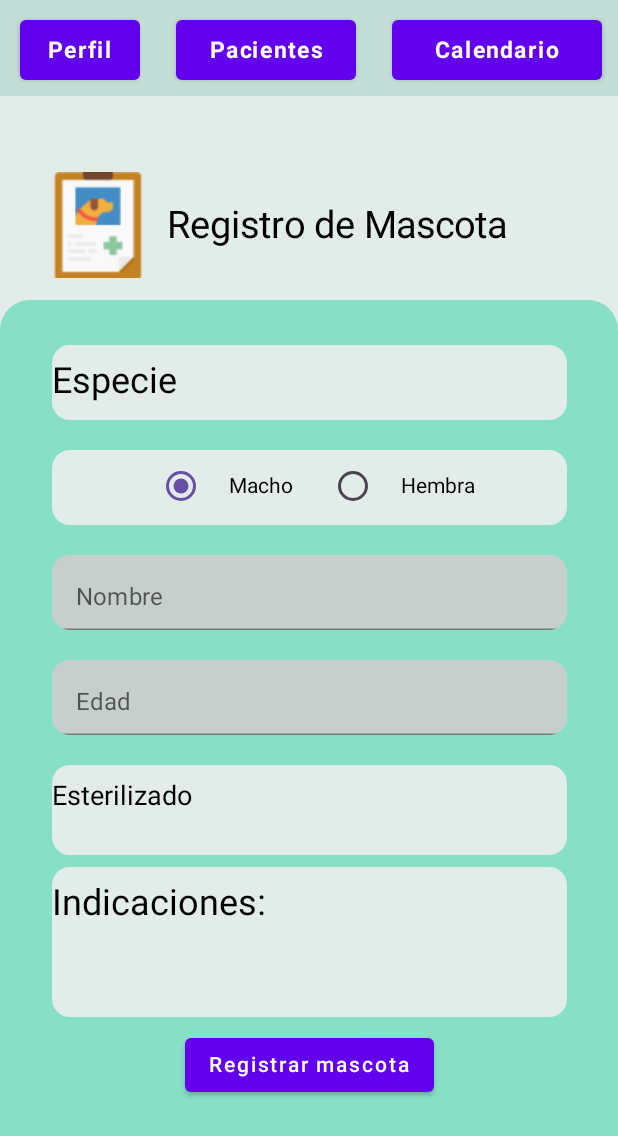
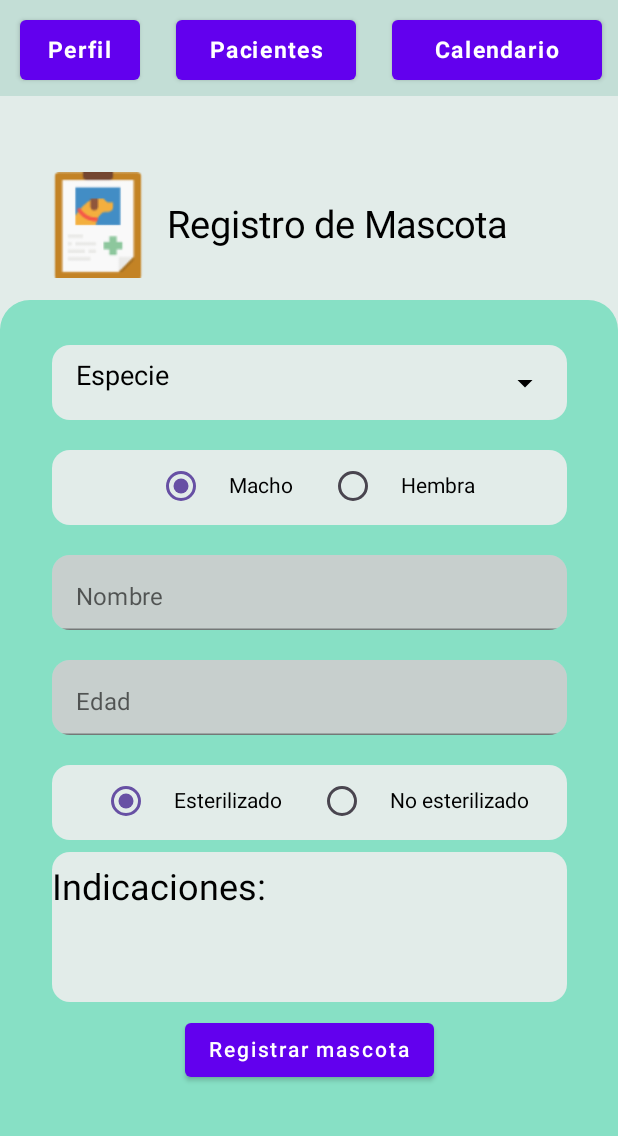
Before and after one commit to kevinverdiguel/Pet-Care, an Android app built with Jetpack Compose: the register_patients screen opened through its navigation route, on a phone screen of 412 x 824 dp. Shown: the top 1136 px of the screen. Run offline under Robolectric (Android 15) with nearby library versions, the phone set to English and light mode, and no system bars; our stand-ins replace Firebase (no records; nobody signed in at launch, a user with empty details on screens opened directly); 6 statements that could not run were skipped.

Commit message:
Mejoras en registro de mascota

```diff
--- a/app/src/main/java/com/example/petcare/Screens/Vet/PetRegister.kt
+++ b/app/src/main/java/com/example/petcare/Screens/Vet/PetRegister.kt
@@ -7,6 +7,7 @@ import androidx.activity.ComponentActivity
 import androidx.activity.compose.setContent
 import androidx.compose.foundation.Image
 import androidx.compose.foundation.background
+import androidx.compose.foundation.clickable
 import androidx.compose.foundation.layout.*
 import androidx.compose.foundation.rememberScrollState
 import androidx.compose.foundation.shape.RoundedCornerShape
@@ -15,9 +16,15 @@ import androidx.compose.foundation.text.appendInlineContent
 import androidx.compose.foundation.verticalScroll
 import androidx.compose.material.Button
 import androidx.compose.material.ButtonDefaults
+import androidx.compose.material.DropdownMenu
+import androidx.compose.material.DropdownMenuItem
+import androidx.compose.material.Icon
+import androidx.compose.material.IconButton
+import androidx.compose.material.MaterialTheme
 import androidx.compose.material.Text
 import androidx.compose.material.TextField
 import androidx.compose.material.icons.Icons
+import androidx.compose.material.icons.filled.ArrowDropDown
 import androidx.compose.material.icons.filled.KeyboardArrowDown
 import androidx.compose.material.icons.filled.KeyboardArrowUp
 import androidx.compose.material3.RadioButton
@@ -27,6 +34,7 @@ import androidx.compose.ui.Modifier
 import androidx.compose.ui.draw.clip
 import androidx.compose.ui.geometry.Size
 import androidx.compose.ui.graphics.Color
+import androidx.compose.ui.platform.LocalDensity
 import androidx.compose.ui.res.painterResource
 import androidx.compose.ui.text.Placeholder
 import androidx.compose.ui.text.PlaceholderVerticalAlign
@@ -63,12 +71,19 @@ object Option {
     const val OPTION_2 = "Hembra"
 }
 
+object Option2 {
+    const val OPTION2_1 = "Esterilizado"
+    const val OPTION2_2 = "No esterilizado"
+}
+
 @Composable
 fun PantallaRegistro(
     goToVetProfile: () -> Unit = {},
     goToPatients: () -> Unit = {},
     goToVetCalendar: () -> Unit = {},
 ) {
+
+
 
     Column(
         modifier = Modifier
@@ -216,9 +231,12 @@ fun RegistroMascota() {
 @Composable
 fun CuadroEspecie(name: String) {
 
-    val animales = listOf("")
+    val animales = listOf("Perro", "Gato", "Hamster", "Loro")
     var mSelectedText by remember { mutableStateOf("") }
+    var especie by remember { mutableStateOf("Especie") }
 
+
+    var expanded by remember { mutableStateOf(false) }
 
 
     Box(
@@ -228,13 +246,43 @@ fun CuadroEspecie(name: String) {
             .background(color = Color(0xffE2ECE9))
     ) {
         Text(
-            text = "$name",
-            fontSize = 24.sp,
-            modifier = Modifier.absoluteOffset(x = 0.dp, y = 10.dp)
+            text = "$especie",
+            fontSize = 18.sp,
+            modifier = Modifier.padding(start = 16.dp, top = 10.dp, bottom = 10.dp)
         )
-        val expanded by remember { mutableStateOf(false) }
+        Box(
+            modifier = Modifier
+                .align(Alignment.CenterEnd)
+                .clickable { expanded = true }
+                .padding(end = 16.dp)
+        ) {
+            Icon(
+                imageVector = Icons.Default.ArrowDropDown,
+                contentDescription = null
+            )
+        }
+        DropdownMenu(
+            expanded = expanded,
+            onDismissRequest = { expanded = false },
+            modifier = Modifier
+                .width(with(LocalDensity.current) { (343 - 32).toDp() })
+        ) {
+            animales.forEach { animal ->
+                DropdownMenuItem(
+                    onClick = {
+                        mSelectedText = animal
+                        especie = mSelectedText
+                        expanded = false
+                    }
+                ) {
+                    Text(text = animal)
+                }
+            }
+        }
+    }
 
-    }
+
+
 }
 
 @Composable
@@ -320,11 +368,15 @@ fun Nombre(name: String) {
             onValueChange = { newText ->
                 text = newText
             },
-            label = { Text(text = "Nombre") },
-            placeholder = { Text(text = "Ingresa el nombre de tu mascota") },
+            label = {
+                Text(text = "Nombre")
+            },
+            placeholder = { Text(text = "Ingresa el nombre de tu mascota",
+                style = MaterialTheme.typography.subtitle2.copy(fontSize = 10.sp))
+            },
             modifier = Modifier.fillMaxWidth()
+        )
 
-        )
     }
 }
 
@@ -349,8 +401,11 @@ fun Edad(name: String) {
             onValueChange = { newText ->
                 text = newText
             },
-            label = { Text(text = "Edad") },
-            placeholder = { Text(text = "Ingresa la edad de tu mascota") },
+            label = { Text(text = "Edad")
+                    },
+            placeholder = { Text(text = "Ingresa la edad de tu mascota",
+                style = MaterialTheme.typography.subtitle2.copy(fontSize = 10.sp))
+            },
             modifier = Modifier.fillMaxWidth()
         )
 
@@ -359,20 +414,62 @@ fun Edad(name: String) {
 
 @Composable
 fun Esterilizado(name: String) {
+    val listItems = arrayOf("Esterilizado", "No esterilizado")
+
+    // state of the menu
+    var expanded by remember {
+        mutableStateOf(false)
+    }
+
+
+    val icon = if (expanded) {
+        Icons.Filled.KeyboardArrowUp
+    } else {
+        Icons.Filled.KeyboardArrowDown
+    }
+
     Box(
         modifier = Modifier
-            .size(height = 60.dp, width = 343.dp)
+            .size(height = 50.dp, width = 343.dp)
             .clip(RoundedCornerShape(12.dp))
             .background(color = Color(0xffE2ECE9))
     ) {
-        Text(
-            text = "$name",
-            fontSize = 18.sp,
-            modifier = Modifier.absoluteOffset(x = 0.dp, y = 10.dp)
-        )
+
+        Row(
+            verticalAlignment = Alignment.CenterVertically,
+            horizontalArrangement = Arrangement.Center,
+            modifier = Modifier
+                .fillMaxWidth()
+        ) {
+            val (selectedOption, setSelectedOption) = remember { mutableStateOf(Option.OPTION_1) }
+
+            RadioButton(
+                selected = selectedOption == Option.OPTION_1,
+                onClick = { setSelectedOption(Option.OPTION_1) },
+                modifier = Modifier.align(Alignment.CenterVertically)
+            )
+            Text(
+                text = Option2.OPTION2_1, modifier = Modifier
+                    .padding(start = 8.dp)
+                    .align(Alignment.CenterVertically)
+            )
+
+            RadioButton(
+                selected = selectedOption == Option.OPTION_2,
+                onClick = { setSelectedOption(Option.OPTION_2) },
+                modifier = Modifier
+                    .padding(start = 16.dp)
+                    .align(Alignment.CenterVertically)
+            )
+            Text(
+                text = Option2.OPTION2_2, modifier = Modifier
+                    .padding(start = 8.dp)
+                    .align(Alignment.CenterVertically)
+            )
+        }
+    }
 
     }
-}
 
 @Composable
 fun Indicaciones(name: String) {
@@ -401,17 +498,17 @@ fun registrarMascota(text: String) {
 
 }
 
-fun registrar(userID: FirebaseUser?) {
+fun registrar(userID: FirebaseUser?){//, especie: String, genero: String, edad: Int,esterilizado: Boolean, ) {
     val db = Firebase.firestore
     val user = FirebaseAuth.getInstance().currentUser
 
     val userIDD = user?.uid
 
-    val mascota = hashMapOf(
-        "especie" to "perro",
-        "genero" to "macho",
-        "edad" to  10,
-        "esterilizado" to true,
+    /*val mascota = hashMapOf(
+        "especie" to "$especie",
+        "sexo" to "$genero",
+        "edad" to  edad,
+        "esterilizado" to esterilizado,
         "ID_Dueño" to userIDD
     )
 
@@ -428,7 +525,7 @@ fun registrar(userID: FirebaseUser?) {
             .addOnFailureListener { e ->
                 Log.w(TAG, "Error adding document", e)
             }
-    }
+    }*/
 
 
 }
```
Also changed, not shown: app/src/main/java/com/example/petcare/Screens/RegisterActivity.kt (+30 -6 lines), app/src/main/java/com/example/petcare/Screens/User/PetProfile.kt (+4 -4 lines), app/src/main/java/com/example/petcare/Screens/Vet/VetMenu.kt (+45 -2 lines).
